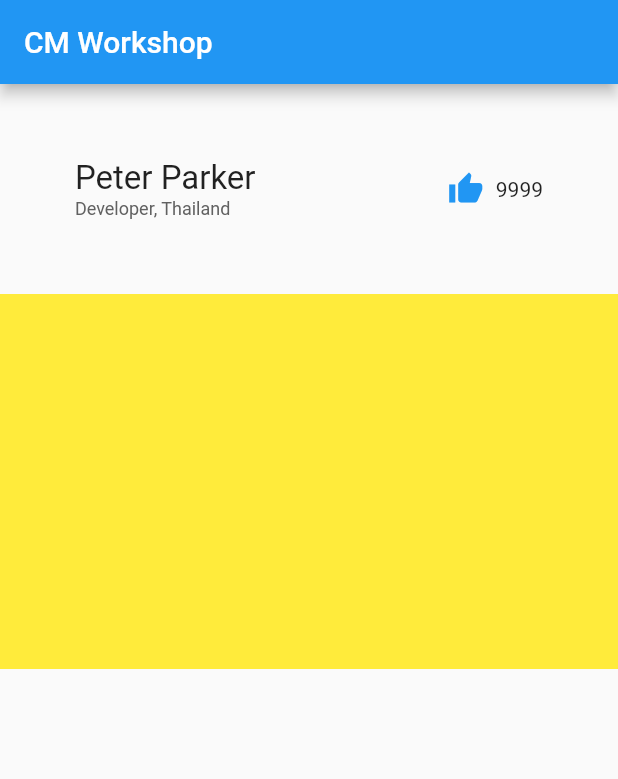
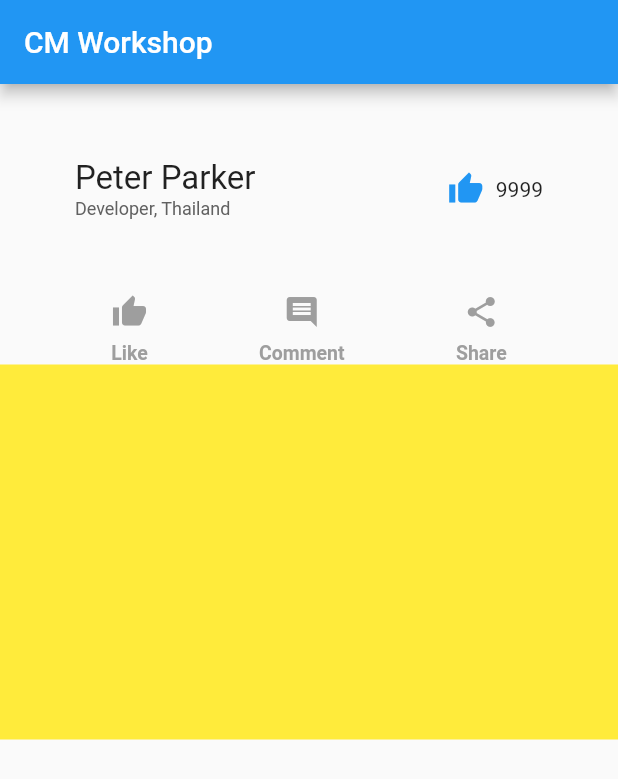
Before and after one commit to ParkSoravee/Practice_app_byCMD, a Flutter app: the screen it shows after launch, on a phone screen of 412 x 824 dp. Shown: the top 779 px of the screen. Run offline on Flutter 3.47's test engine with Material 2 defaults, Android fonts, the phone set to English and light mode, and no system bars; network calls fail.

Commit message:
finish button section.

```diff
--- a/lib/main.dart
+++ b/lib/main.dart
@@ -77,6 +77,7 @@ class MyApp extends StatelessWidget {
   Container _buttonSection() {
     return Container(
       child: Row(
+        mainAxisAlignment: MainAxisAlignment.spaceEvenly,
         children: [
           _buildButtonColumn(icon: Icons.thumb_up, label: "Like"),
           _buildButtonColumn(icon: Icons.comment, label: "Comment"),
@@ -94,8 +95,25 @@ class MyApp extends StatelessWidget {
   }
 
   Column _buildButtonColumn({IconData icon, String label}) {
+    var iconColor = Colors.grey.shade500;
     return Column(
-      children: [],
+      children: [
+        Icon(
+          icon,
+          color: iconColor,
+        ),
+        Container(
+          margin: EdgeInsets.only(top: 8),
+          child: Text(
+            label,
+            style: TextStyle(
+              fontSize: 13,
+              fontWeight: FontWeight.bold,
+              color: iconColor,
+            ),
+          ),
+        ),
+      ],
     );
   }
 }
```
